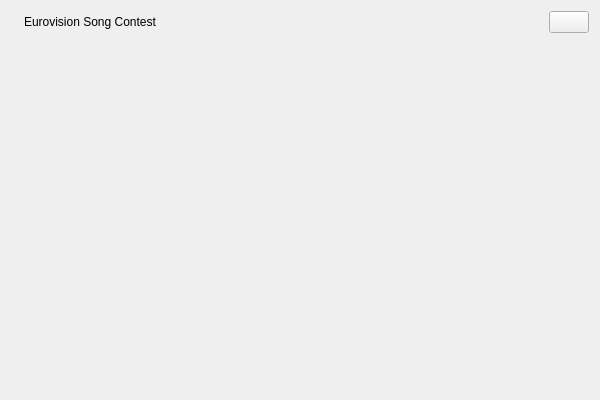
The window that ui/rankings_by_year.ui (GiaFil7/esc_app) describes before a commit, drawn with Qt 5.
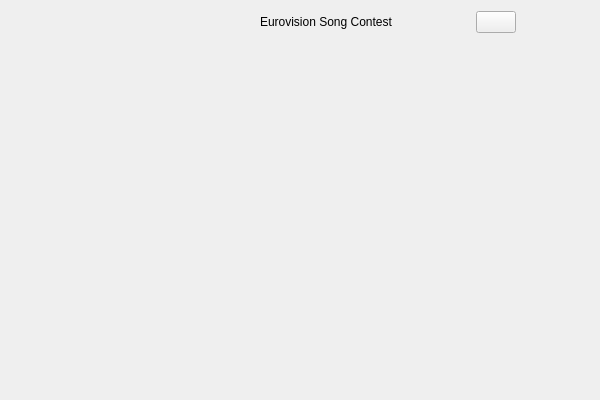
The same window after the commit. Icons and pictures are not drawn. Custom widgets are drawn as their Qt base class.

Commit message: rankings_by_year layout fixes

```diff
--- a/ui/rankings_by_year.ui
+++ b/ui/rankings_by_year.ui
@@ -10,12 +10,21 @@
     <height>400</height>
    </rect>
   </property>
+  <property name="sizePolicy">
+   <sizepolicy hsizetype="Preferred" vsizetype="Preferred">
+    <horstretch>0</horstretch>
+    <verstretch>0</verstretch>
+   </sizepolicy>
+  </property>
   <property name="windowTitle">
    <string>Form</string>
   </property>
   <layout class="QVBoxLayout" name="verticalLayout">
    <item>
     <layout class="QHBoxLayout" name="title_layout">
+     <property name="spacing">
+      <number>12</number>
+     </property>
      <item>
       <widget class="QLabel" name="logo_label">
        <property name="sizePolicy">
@@ -43,26 +52,25 @@
      </item>
      <item>
       <widget class="QLabel" name="name_label">
+       <property name="sizePolicy">
+        <sizepolicy hsizetype="Fixed" vsizetype="Preferred">
+         <horstretch>0</horstretch>
+         <verstretch>0</verstretch>
+        </sizepolicy>
+       </property>
        <property name="text">
         <string>Eurovision Song Contest</string>
        </property>
       </widget>
      </item>
-     <item>
-      <spacer name="horizontal_spacer">
-       <property name="orientation">
-        <enum>Qt::Orientation::Horizontal</enum>
-       </property>
-       <property name="sizeHint" stdset="0">
-        <size>
-         <width>40</width>
-         <height>20</height>
-        </size>
-       </property>
-      </spacer>
-     </item>
      <item>
       <widget class="QPushButton" name="back_button">
+       <property name="sizePolicy">
+        <sizepolicy hsizetype="Fixed" vsizetype="Fixed">
+         <horstretch>0</horstretch>
+         <verstretch>0</verstretch>
+        </sizepolicy>
+       </property>
        <property name="text">
         <string/>
        </property>
```
The commit also changes 2 other files.
